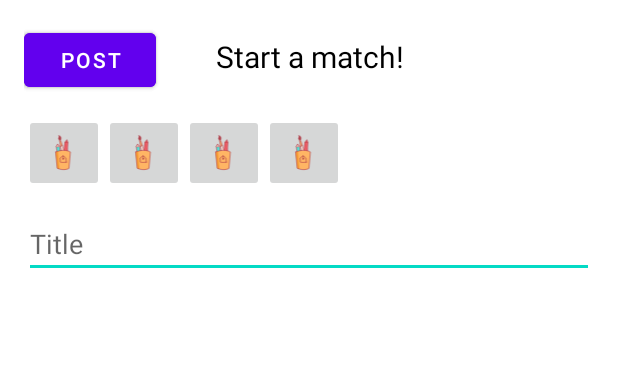
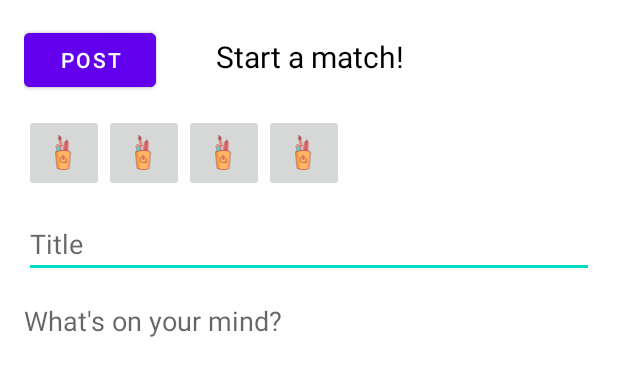
Before and after one commit to ychu824/SportsMatchingApp, an Android app: the layout fragment_startmatchpost.xml on its own in the app's theme, with its tools: preview values and no code run, on a phone screen of 412 x 824 dp. Shown: the top 376 px of the screen. Run offline under Robolectric (Android 15) with nearby library versions, the phone set to English and light mode, and no system bars.

Commit message:
completed partial post fragment

```diff
--- a/app/src/main/res/layout/fragment_startmatchpost.xml
+++ b/app/src/main/res/layout/fragment_startmatchpost.xml
@@ -101,6 +101,7 @@
 
 
     <EditText
+        android:id="@+id/post_titleinput"
         android:layout_width="0dp"
         android:layout_height="wrap_content"
         android:layout_marginTop="76dp"
@@ -112,4 +113,20 @@
         tools:ignore="MissingConstraints" />
 
 
+    <EditText
+        android:id="@+id/post_multilineinput"
+        android:layout_width="wrap_content"
+        android:layout_height="wrap_content"
+        android:layout_marginTop="16dp"
+        android:background="@null"
+        android:gravity="top|left"
+        android:hint="@string/what_s_on_your_mind"
+        android:lines="10"
+        android:maxLines="15"
+        android:minLines="1"
+        app:layout_constraintTop_toBottomOf="@id/post_titleinput"
+        tools:ignore="MissingConstraints"
+        tools:layout_editor_absoluteX="-2dp" />
+
+
 </androidx.constraintlayout.widget.ConstraintLayout>
--- a/app/src/main/res/values/strings.xml
+++ b/app/src/main/res/values/strings.xml
@@ -46,4 +46,5 @@
     <string name="back">Back</string>
     <string name="post">post</string>
     <string name="title_hint">Title</string>
+    <string name="what_s_on_your_mind">What\'s on your mind?</string>
 </resources>
```
